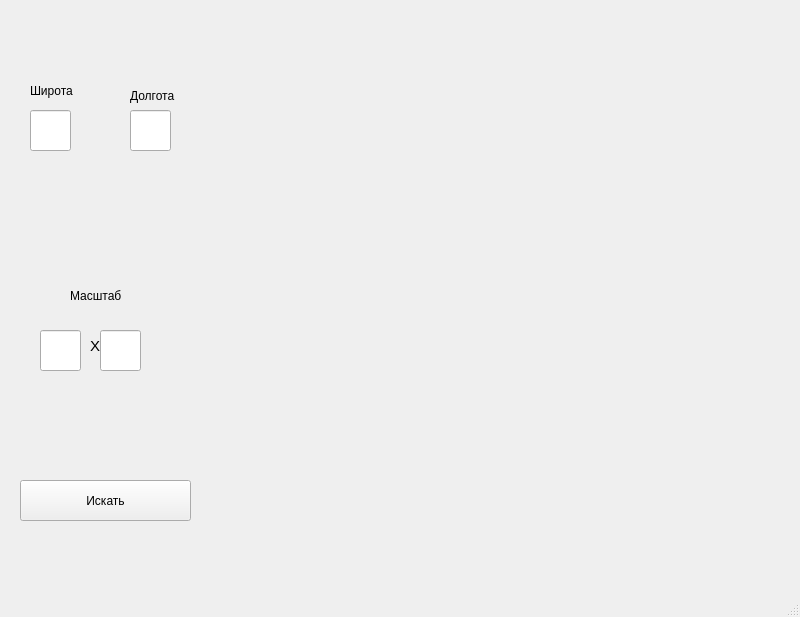
The window that map.ui (lacozavr/map) describes before a commit, drawn with Qt 5.
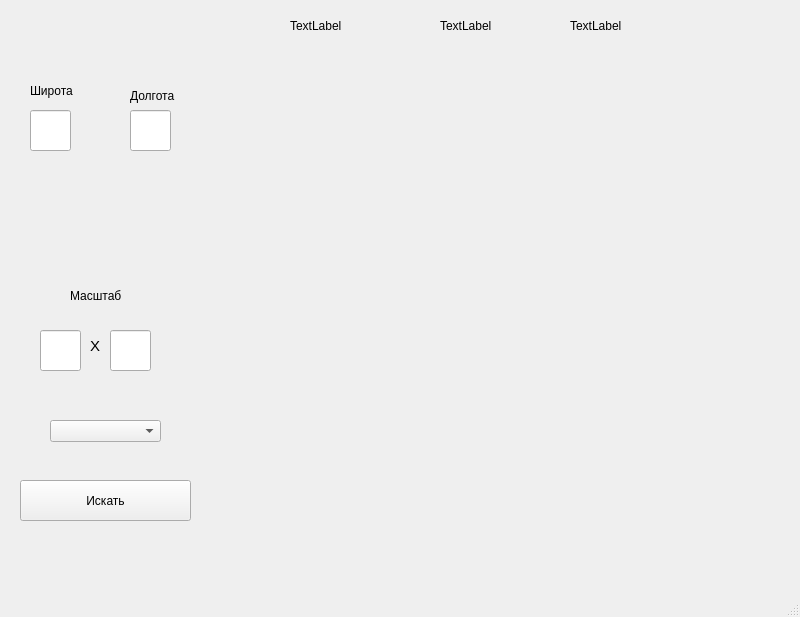
The same window after the commit.

```diff
--- a/map.ui
+++ b/map.ui
@@ -17,10 +17,10 @@
    <widget class="QLabel" name="map">
     <property name="geometry">
      <rect>
-      <x>250</x>
-      <y>10</y>
+      <x>300</x>
+      <y>60</y>
       <width>521</width>
-      <height>521</height>
+      <height>501</height>
      </rect>
     </property>
     <property name="text">
@@ -120,7 +120,7 @@
    <widget class="QLineEdit" name="m_2">
     <property name="geometry">
      <rect>
-      <x>100</x>
+      <x>110</x>
       <y>330</y>
       <width>41</width>
       <height>41</height>
@@ -137,6 +137,55 @@
      </rect>
     </property>
    </widget>
+   <widget class="QLabel" name="shirota">
+    <property name="geometry">
+     <rect>
+      <x>290</x>
+      <y>10</y>
+      <width>111</width>
+      <height>31</height>
+     </rect>
+    </property>
+    <property name="text">
+     <string>TextLabel</string>
+    </property>
+   </widget>
+   <widget class="QLabel" name="aaaa">
+    <property name="geometry">
+     <rect>
+      <x>570</x>
+      <y>10</y>
+      <width>101</width>
+      <height>31</height>
+     </rect>
+    </property>
+    <property name="text">
+     <string>TextLabel</string>
+    </property>
+   </widget>
+   <widget class="QLabel" name="dolgota">
+    <property name="geometry">
+     <rect>
+      <x>440</x>
+      <y>10</y>
+      <width>101</width>
+      <height>31</height>
+     </rect>
+    </property>
+    <property name="text">
+     <string>TextLabel</string>
+    </property>
+   </widget>
+   <widget class="QComboBox" name="vid">
+    <property name="geometry">
+     <rect>
+      <x>50</x>
+      <y>420</y>
+      <width>111</width>
+      <height>22</height>
+     </rect>
+    </property>
+   </widget>
   </widget>
   <widget class="QMenuBar" name="menubar">
    <property name="geometry">
```
